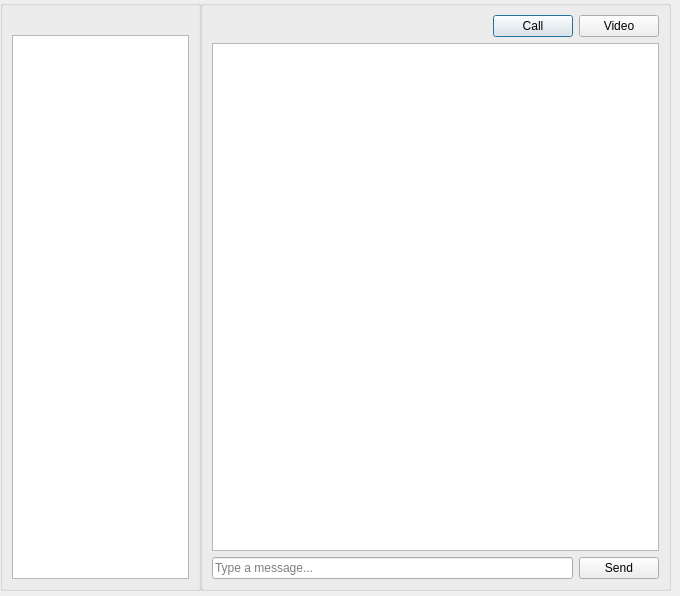
Above: src/client/gui/ui/chat.ui from khalilmasri/Skype before the change. Below: the same form after it.
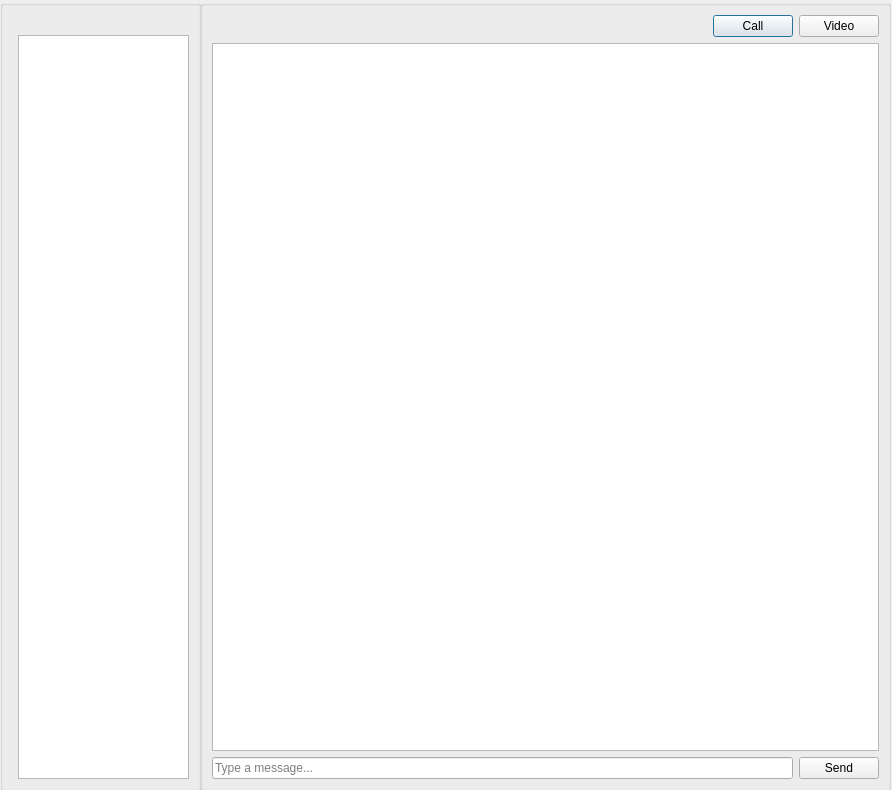
That is the form after the change.

Commit message: Chat window resize

What changed in the file:
```diff
--- a/src/client/gui/ui/chat.ui
+++ b/src/client/gui/ui/chat.ui
@@ -6,8 +6,8 @@
    <rect>
     <x>0</x>
     <y>0</y>
-    <width>680</width>
-    <height>596</height>
+    <width>892</width>
+    <height>790</height>
    </rect>
   </property>
   <property name="sizePolicy">
@@ -28,7 +28,7 @@
      <x>0</x>
      <y>0</y>
      <width>201</width>
-     <height>591</height>
+     <height>791</height>
     </rect>
    </property>
    <property name="title">
@@ -37,7 +37,7 @@
    <layout class="QVBoxLayout" name="verticalLayout_2">
     <item>
      <layout class="QGridLayout" name="gridLayout_2">
-      <item row="0" column="0">
+      <item row="0" column="1">
        <widget class="QLabel" name="username">
         <property name="text">
          <string/>
@@ -45,6 +45,16 @@
        </widget>
       </item>
       <item row="1" column="0">
+       <widget class="QFrame" name="frame">
+        <property name="frameShape">
+         <enum>QFrame::StyledPanel</enum>
+        </property>
+        <property name="frameShadow">
+         <enum>QFrame::Raised</enum>
+        </property>
+       </widget>
+      </item>
+      <item row="1" column="1">
        <widget class="QListView" name="contact_list">
         <property name="editTriggers">
          <set>QAbstractItemView::NoEditTriggers</set>
@@ -60,8 +70,8 @@
     <rect>
      <x>200</x>
      <y>0</y>
-     <width>471</width>
-     <height>591</height>
+     <width>691</width>
+     <height>791</height>
     </rect>
    </property>
    <property name="title">
```
The commit also changes 4 other files.
